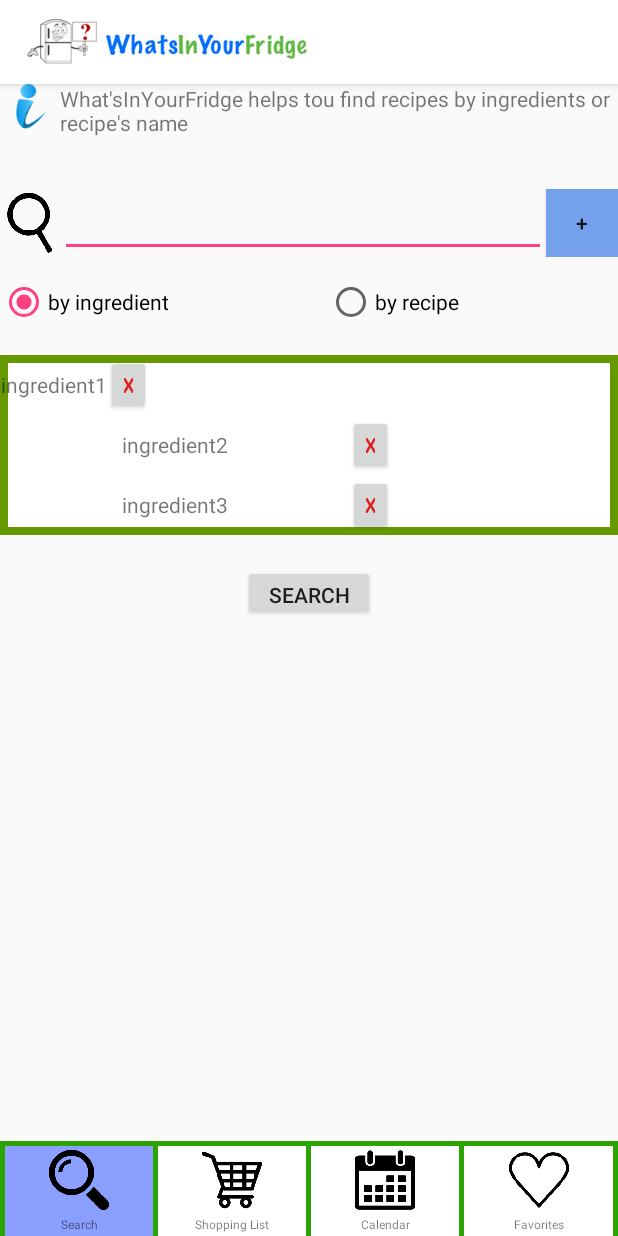
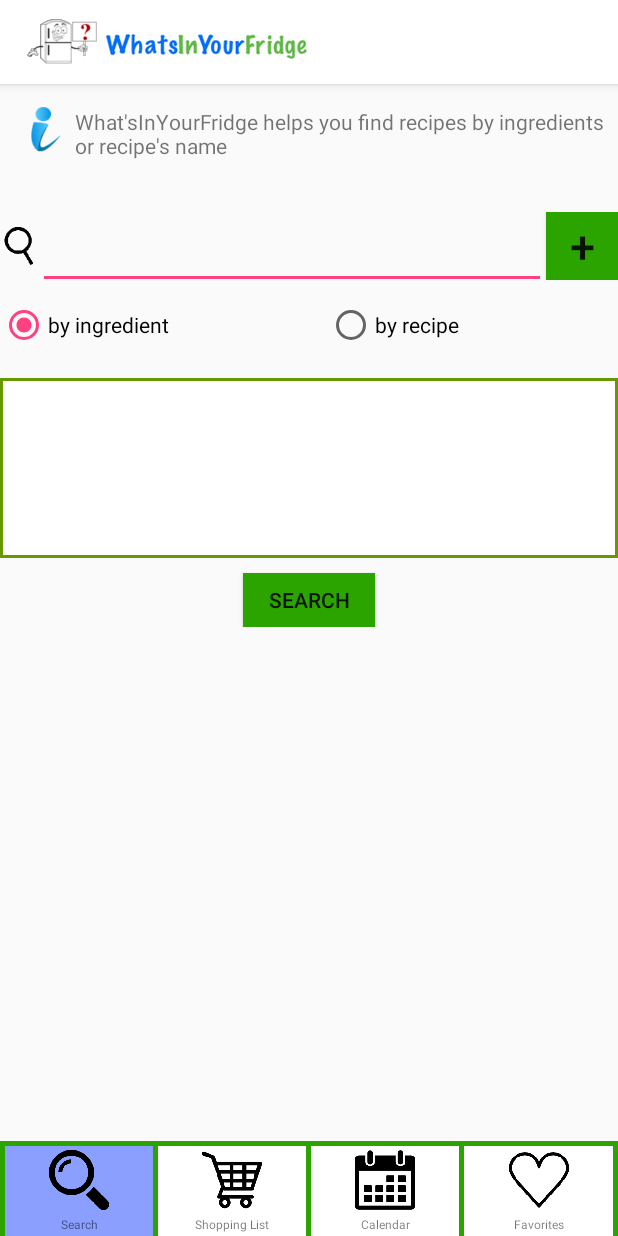
Before and after one commit to vakando/whatsinyourfridge, an Android app: the screen it shows after launch (MultiViews), on a phone screen of 412 x 824 dp. Run offline under Robolectric (Android 15) with nearby library versions, the phone set to English and light mode, and no system bars.

Commit message:
+ search layout

```diff
--- a/app/src/main/res/drawable/big_back.xml
+++ b/app/src/main/res/drawable/big_back.xml
@@ -1,6 +1,6 @@
 <?xml version="1.0" encoding="utf-8"?>
 <shape xmlns:android="http://schemas.android.com/apk/res/android" android:shape="rectangle">
     <solid android:color="@android:color/white"/>
-    <stroke android:color="@android:color/holo_green_dark" android:width="5dip"></stroke>
+    <stroke android:color="@android:color/holo_green_dark" android:width="2dip"></stroke>
 
 </shape>
--- a/app/src/main/res/layout/search.xml
+++ b/app/src/main/res/layout/search.xml
@@ -17,7 +17,9 @@
     <LinearLayout
         android:orientation="horizontal"
         android:layout_width="match_parent"
-        android:layout_height="wrap_content">
+        android:layout_height="wrap_content"
+        android:paddingTop="15dp"
+        android:paddingLeft="10dp">
 
         <ImageView
             android:layout_width="40dp"
@@ -28,7 +30,7 @@
         <TextView
             android:layout_width="337dp"
             android:layout_height="60dp"
-            android:text="What&apos;sInYourFridge helps tou find recipes by ingredients or recipe&apos;s name"
+            android:text="@string/hint"
             android:id="@+id/textView9"
             android:singleLine="false"
             android:layout_weight="1" />
@@ -43,10 +45,11 @@
         android:layout_marginTop="10dp">
 
         <ImageView
-            android:layout_width="40dp"
-            android:layout_height="match_parent"
+            android:layout_width="25dp"
+            android:layout_height="25dp"
             android:id="@+id/imageView4"
-            android:src="@mipmap/search_bar" />
+            android:src="@mipmap/search_bar"
+            android:layout_marginTop="10dp" />
 
         <AutoCompleteTextView
             android:layout_width="278dp"
@@ -62,7 +65,8 @@
             android:id="@+id/addButton"
             style="?android:attr/buttonStyleSmall"
             android:visibility="visible"
-            android:background="#75a1ec" />
+            android:background="@color/colorApp"
+            android:textSize="30dp" />
 
     </LinearLayout>
 
@@ -111,7 +115,9 @@
         <LinearLayout
             android:orientation="horizontal"
             android:layout_width="match_parent"
-            android:layout_height="40dp">
+            android:layout_height="40dp"
+            android:layout_marginLeft="10dp"
+            android:layout_marginRight="10dp">
 
             <TextView
                 android:layout_width="wrap_content"
@@ -119,7 +125,7 @@
                 android:text="ingredient1"
                 android:id="@+id/ingrView1"
                 android:gravity="center"
-                android:visibility="visible" />
+                android:visibility="invisible" />
 
             <Button
                 android:layout_width="30dp"
@@ -127,22 +133,24 @@
                 android:text="x"
                 android:id="@+id/delButton1"
                 android:textColor="#e41b1b"
-                android:visibility="visible" />
+                android:visibility="invisible" />
         </LinearLayout>
 
         <LinearLayout
             android:orientation="horizontal"
             android:layout_width="match_parent"
             android:layout_height="40dp"
-            android:clipToPadding="false">
+            android:clipToPadding="false"
+            android:layout_marginLeft="10dp"
+            android:layout_marginRight="10dp">
 
             <TextView
-                android:layout_width="match_parent"
+                android:layout_width="wrap_content"
                 android:layout_height="match_parent"
                 android:text="ingredient2"
                 android:id="@+id/ingrView2"
-                android:layout_weight="1"
-                android:gravity="center" />
+                android:gravity="center"
+                android:visibility="invisible" />
 
             <Button
                 android:layout_width="30dp"
@@ -150,21 +158,23 @@
                 android:text="x"
                 android:id="@+id/delButton2"
                 android:textColor="#e41b1b"
-                android:layout_marginRight="150dp" />
+                android:visibility="invisible" />
         </LinearLayout>
 
         <LinearLayout
             android:orientation="horizontal"
             android:layout_width="match_parent"
-            android:layout_height="40dp">
+            android:layout_height="40dp"
+            android:layout_marginLeft="10dp"
+            android:layout_marginRight="10dp">
 
             <TextView
-                android:layout_width="match_parent"
+                android:layout_width="wrap_content"
                 android:layout_height="match_parent"
                 android:text="ingredient3"
                 android:id="@+id/ingrView3"
-                android:layout_weight="1"
-                android:gravity="center" />
+                android:gravity="center"
+                android:visibility="invisible" />
 
             <Button
                 android:layout_width="30dp"
@@ -172,7 +182,7 @@
                 android:text="x"
                 android:id="@+id/delButton3"
                 android:textColor="#e41b1b"
-                android:layout_marginRight="150dp" />
+                android:visibility="invisible" />
         </LinearLayout>
     </LinearLayout>
 
@@ -185,8 +195,10 @@
         android:layout_row="16"
         android:layout_column="1"
         android:gravity="center_horizontal"
-        android:layout_marginTop="20dp"
-        android:allowUndo="false" />
+        android:layout_marginTop="10dp"
+        android:allowUndo="false"
+        android:background="@color/colorApp"
+        android:paddingTop="8dp" />
 
     <Button
         android:layout_width="wrap_content"
--- a/app/src/main/res/values/strings.xml
+++ b/app/src/main/res/values/strings.xml
@@ -19,4 +19,5 @@
     <string name="settingsButton">SETTINGS</string>
     <string name="send">SHARE SHOPPING LIST BY..</string>
     <string name="theme">THEMES</string>
+    <string name="hint">What\'sInYourFridge helps you find recipes by ingredients or recipe\'s name</string>
 </resources>
```
